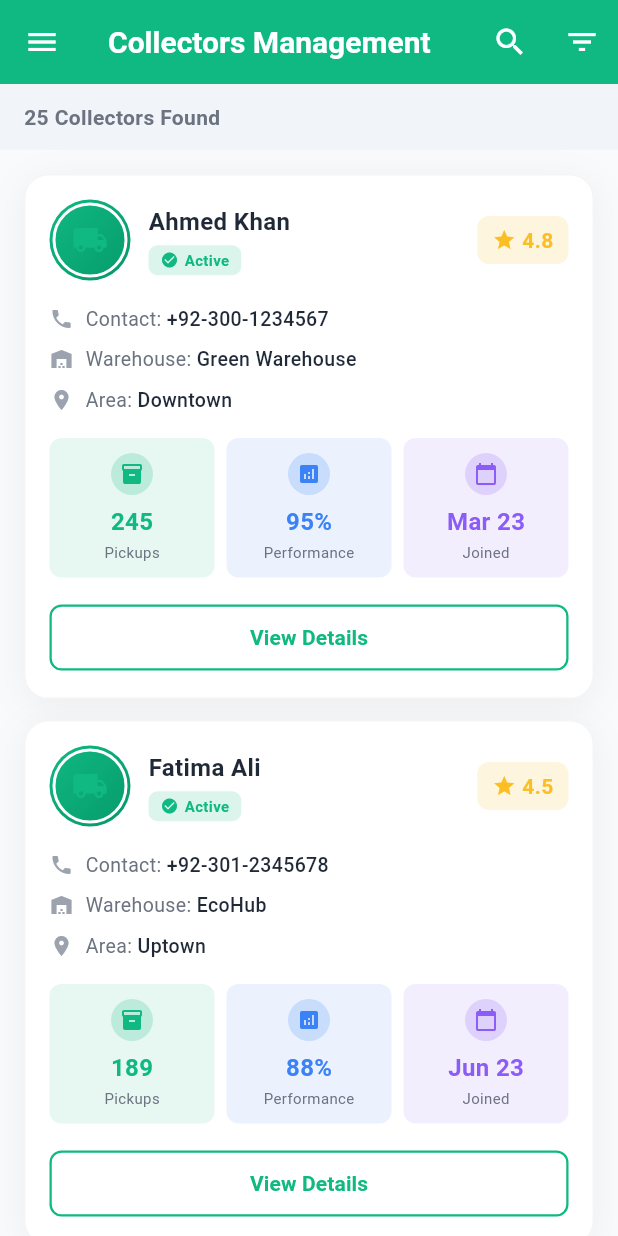
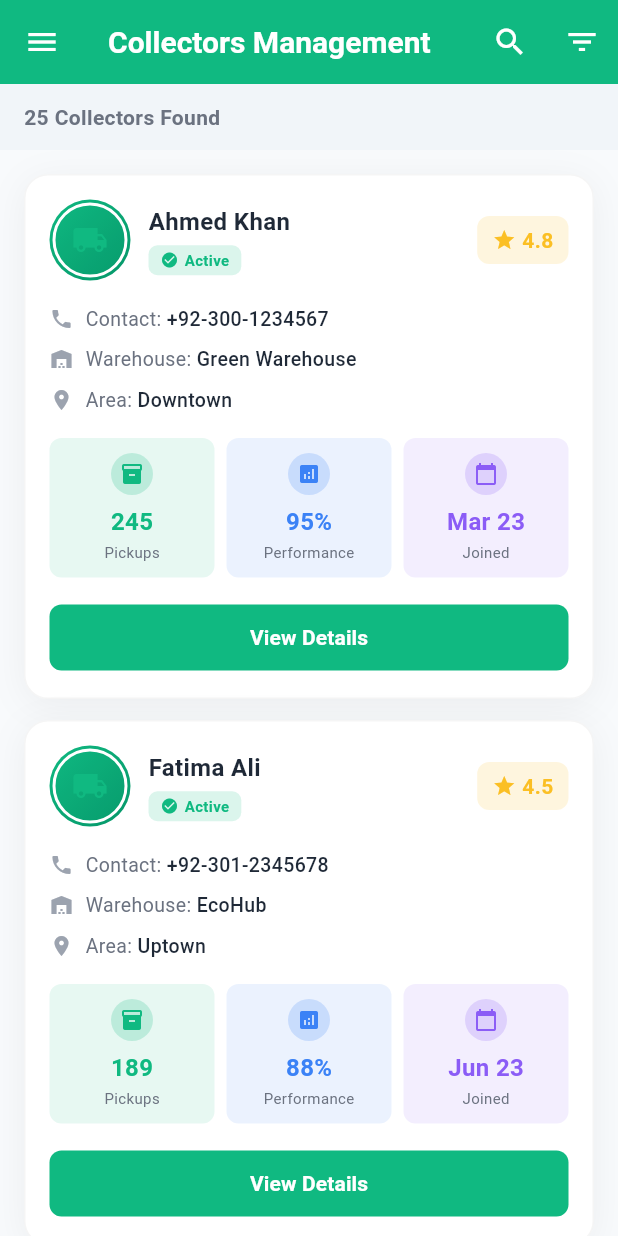
Before and after one commit to Tayyab2344/RecyConnect-frontend, a Flutter app: the AdminCollectorsScreen screen opened directly, on a phone screen of 412 x 824 dp. Run offline on Flutter 3.47's test engine with Material 3 defaults, Android fonts, the light colour scheme and no system bars; our stand-ins replace fl_chart, google_fonts, image_picker, shared_preferences, shimmer; missing offline and left inert: dart:html, google_mlkit_text_recognition; accounts and stored records are empty.

Commit message:
updated view button for the sake of consistency

```diff
--- a/lib/presentation/screens/admin/admin_collectors_screen.dart
+++ b/lib/presentation/screens/admin/admin_collectors_screen.dart
@@ -1037,7 +1037,7 @@ class _AdminCollectorsScreenState extends State<AdminCollectorsScreen> {
           // View Details Button
           SizedBox(
             width: double.infinity,
-            child: TextButton(
+            child: ElevatedButton(
               onPressed: () {
                 Navigator.push(
                   context,
@@ -1046,16 +1046,14 @@ class _AdminCollectorsScreenState extends State<AdminCollectorsScreen> {
                   ),
                 );
               },
-              style: TextButton.styleFrom(
-                foregroundColor: AdminColors.primaryGreen,
+              style: ElevatedButton.styleFrom(
+                backgroundColor: AdminColors.primaryGreen,
+                foregroundColor: Colors.white,
                 padding: const EdgeInsets.symmetric(vertical: 12),
                 shape: RoundedRectangleBorder(
                   borderRadius: BorderRadius.circular(8),
-                  side: const BorderSide(
-                    color: AdminColors.primaryGreen,
-                    width: 1.5,
-                  ),
                 ),
+                elevation: 0,
               ),
               child: const Text(
                 'View Details',
--- a/pubspec.yaml
+++ b/pubspec.yaml
@@ -23,7 +23,8 @@ dependencies:
   image_picker: ^1.1.2
 
   # OCR
-  google_mlkit_text_recognition: ^0.10.0
+  google_mlkit_commons: ^0.11.0
+  google_mlkit_text_recognition: ^0.15.0
 
   # UI & Icons
   cupertino_icons: ^1.0.6
```
Also changed, not shown: lib/presentation/screens/admin/admin_activities_screen.dart (+16 -2 lines), lib/presentation/screens/admin/admin_dashboard_screen.dart (+28 -5 lines), lib/presentation/screens/admin/admin_orders_screen.dart (+5 -7 lines), lib/presentation/widgets/admin/modern_widgets.dart (+14 -0 lines), pubspec.lock.
